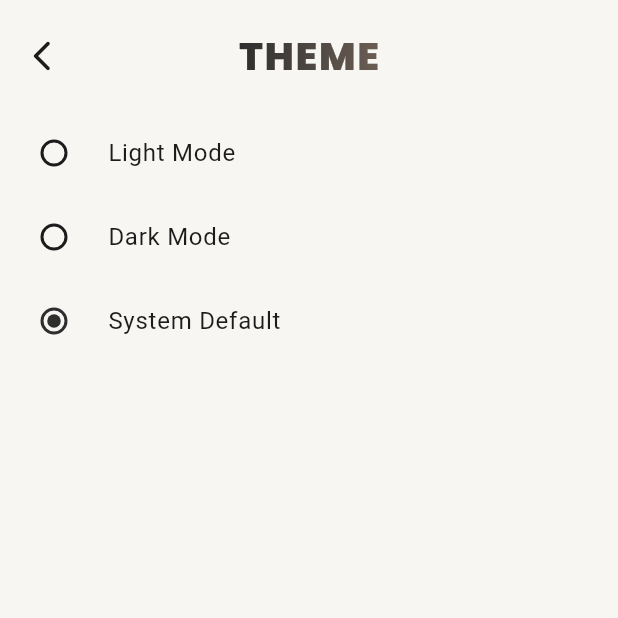
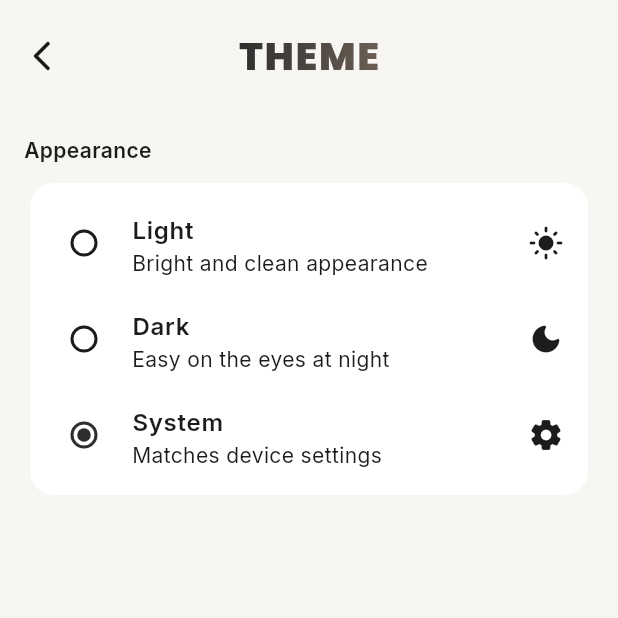
Before and after one commit to Gr8V/FuelIQ, a Flutter app: the ThemeSelectionPage screen opened directly, on a phone screen of 412 x 824 dp, the top half of it. Run offline on Flutter 3.47's test engine with Material 3 defaults, Android fonts, the phone set to English and light mode, and no system bars; our stand-ins replace auto_size_text, fl_chart, flutter_local_notifications, font_awesome_flutter, google_fonts, shared_preferences; missing offline and left inert: mobile_scanner; accounts and stored records are empty.

Commit message:
changed theme menu UI

```diff
--- a/fuel_iq/lib/pages/main/add_items.dart
+++ b/fuel_iq/lib/pages/main/add_items.dart
@@ -29,6 +29,7 @@ void showAddFoodDrawer(BuildContext context) {
           child: Column(
             mainAxisSize: MainAxisSize.min,
             children: [
+              //custom drag handle
               Padding(
                 padding: const EdgeInsets.symmetric(vertical: 6),
                 child: Container(
@@ -40,6 +41,7 @@ void showAddFoodDrawer(BuildContext context) {
                   ),
                 ),
               ),
+              //content
               Padding(
                 padding: const EdgeInsets.symmetric(horizontal: 16, vertical: 6),
                 child: Column(
@@ -47,7 +49,7 @@ void showAddFoodDrawer(BuildContext context) {
                   mainAxisAlignment: MainAxisAlignment.spaceBetween,
                   children: [
                     Row(
-                      mainAxisAlignment: MainAxisAlignment.spaceEvenly, // space evenly between cards
+                      mainAxisAlignment: MainAxisAlignment.spaceEvenly,
                       children: [
                         //Log Workout
                         Expanded(
@@ -75,7 +77,7 @@ void showAddFoodDrawer(BuildContext context) {
                       ],
                     ),
                     Row(
-                      mainAxisAlignment: MainAxisAlignment.spaceEvenly, // space evenly between cards
+                      mainAxisAlignment: MainAxisAlignment.spaceEvenly,
                       children: [
                         //Log Food
                         Expanded(
--- a/fuel_iq/lib/pages/main/settings/theme.dart
+++ b/fuel_iq/lib/pages/main/settings/theme.dart
@@ -1,45 +1,37 @@
 import 'package:flutter/material.dart';
 import 'package:fuel_iq/globals/theme_controller.dart';
 import 'package:fuel_iq/utils/utils.dart';
+import 'package:google_fonts/google_fonts.dart';
 
 class ThemeSelectionPage extends StatelessWidget {
   const ThemeSelectionPage({super.key});
 
   @override
   Widget build(BuildContext context) {
-    //final theme = Theme.of(context);
-    //final colorScheme = theme.colorScheme;
-
     return ValueListenableBuilder<ThemeMode>(
       valueListenable: themeNotifier,
-      builder: (context, currentTheme, child) {
+      builder: (context, currentTheme, _) {
         return Scaffold(
-          //app bar
-          appBar: CustomAppBar(title: "theme"),
-          body: Column(
+          appBar: CustomAppBar(title: "Theme"),
+          body: ListView(
+            padding: const EdgeInsets.all(16),
             children: [
-              RadioGroup<ThemeMode>(
-                groupValue: currentTheme,
-                onChanged: (ThemeMode? value) {
-                  if (value != null) {
-                    setTheme(value);
-                  }
-                },
-                child: const Column(
-                  children: [
-                    RadioListTile(
-                      value: ThemeMode.light,
-                      title: Text("Light Mode"),
-                    ),
-                    RadioListTile(
-                      value: ThemeMode.dark,
-                      title: Text("Dark Mode"),
-                    ),
-                    RadioListTile(
-                      value: ThemeMode.system,
-                      title: Text("System Default"),
-                    ),
-                  ],
+              Text(
+                "Appearance",
+                style: GoogleFonts.inter(
+                  fontSize: 14,
+                  fontWeight: FontWeight.w600,
+                ),
+              ),
+              const SizedBox(height: 8),
+              Card(
+                elevation: 0,
+                shape: RoundedRectangleBorder(
+                  borderRadius: BorderRadius.circular(16),
+                ),
+                child: Padding(
+                  padding: const EdgeInsets.symmetric(vertical: 8),
+                  child: _ThemeRadios(currentTheme),
                 ),
               ),
             ],
@@ -49,3 +41,77 @@ class ThemeSelectionPage extends StatelessWidget {
     );
   }
 }
+
+class _ThemeRadios extends StatelessWidget {
+  final ThemeMode currentTheme;
+  const _ThemeRadios(this.currentTheme);
+
+  @override
+  Widget build(BuildContext context) {
+    return RadioGroup<ThemeMode>(
+      groupValue: currentTheme,
+      onChanged: (value) {
+        if (value != null) {
+          setTheme(value);
+        }
+      },
+      child: Column(
+        children: const [
+          _ThemeTile(
+            value: ThemeMode.light,
+            title: "Light",
+            subtitle: "Bright and clean appearance",
+            icon: Icons.light_mode_rounded,
+          ),
+          _ThemeTile(
+            value: ThemeMode.dark,
+            title: "Dark",
+            subtitle: "Easy on the eyes at night",
+            icon: Icons.dark_mode_rounded,
+          ),
+          _ThemeTile(
+            value: ThemeMode.system,
+            title: "System",
+            subtitle: "Matches device settings",
+            icon: Icons.settings_rounded,
+          ),
+        ],
+      ),
+    );
+  }
+}
+
+class _ThemeTile extends StatelessWidget {
+  final ThemeMode value;
+  final String title;
+  final String subtitle;
+  final IconData icon;
+
+  const _ThemeTile({
+    required this.value,
+    required this.title,
+    required this.subtitle,
+    required this.icon,
+  });
+
+  @override
+  Widget build(BuildContext context) {
+    return RadioListTile<ThemeMode>(
+      value: value,
+      title: Text(
+        title,
+        style: GoogleFonts.inter(
+          fontWeight: FontWeight.w600
+          ),
+      ),
+      subtitle: Text(
+        subtitle,
+        style: GoogleFonts.inter(),
+      ),
+      secondary: Icon(icon),
+      contentPadding: const EdgeInsets.symmetric(horizontal: 16),
+      visualDensity: VisualDensity.compact,
+      materialTapTargetSize: MaterialTapTargetSize.shrinkWrap,
+    );
+  }
+}
```
